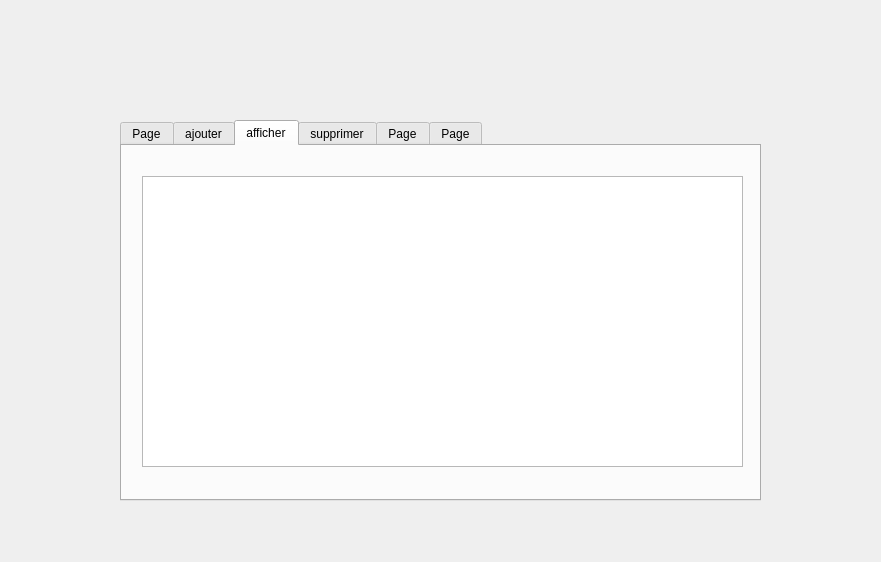
Above: gestion_client.ui from Iskanderbahroun/Beauty_Center_2A16 before the change. Below: the same form after it.
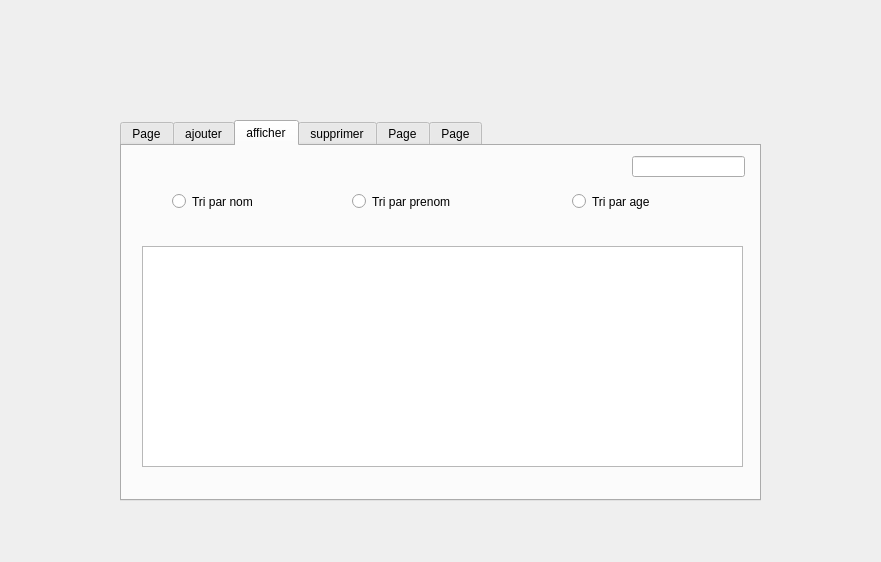
That is the form after the change. The open tabs and pages were chosen to show the change.

```diff
--- a/gestion_client.ui
+++ b/gestion_client.ui
@@ -592,9 +592,58 @@
      <property name="geometry">
       <rect>
        <x>20</x>
-       <y>30</y>
+       <y>100</y>
        <width>601</width>
-       <height>291</height>
+       <height>221</height>
+      </rect>
+     </property>
+    </widget>
+    <widget class="QRadioButton" name="tri_prenom">
+     <property name="geometry">
+      <rect>
+       <x>230</x>
+       <y>30</y>
+       <width>111</width>
+       <height>51</height>
+      </rect>
+     </property>
+     <property name="text">
+      <string>Tri par prenom </string>
+     </property>
+    </widget>
+    <widget class="QRadioButton" name="tri_age">
+     <property name="geometry">
+      <rect>
+       <x>450</x>
+       <y>30</y>
+       <width>83</width>
+       <height>51</height>
+      </rect>
+     </property>
+     <property name="text">
+      <string>Tri par age</string>
+     </property>
+    </widget>
+    <widget class="QRadioButton" name="tri_nom">
+     <property name="geometry">
+      <rect>
+       <x>50</x>
+       <y>30</y>
+       <width>83</width>
+       <height>51</height>
+      </rect>
+     </property>
+     <property name="text">
+      <string>Tri par nom</string>
+     </property>
+    </widget>
+    <widget class="QLineEdit" name="lineEdit_2">
+     <property name="geometry">
+      <rect>
+       <x>510</x>
+       <y>10</y>
+       <width>113</width>
+       <height>21</height>
       </rect>
      </property>
     </widget>
```
Left out of the diff: 4 changed lines with no effect on the pictures.
